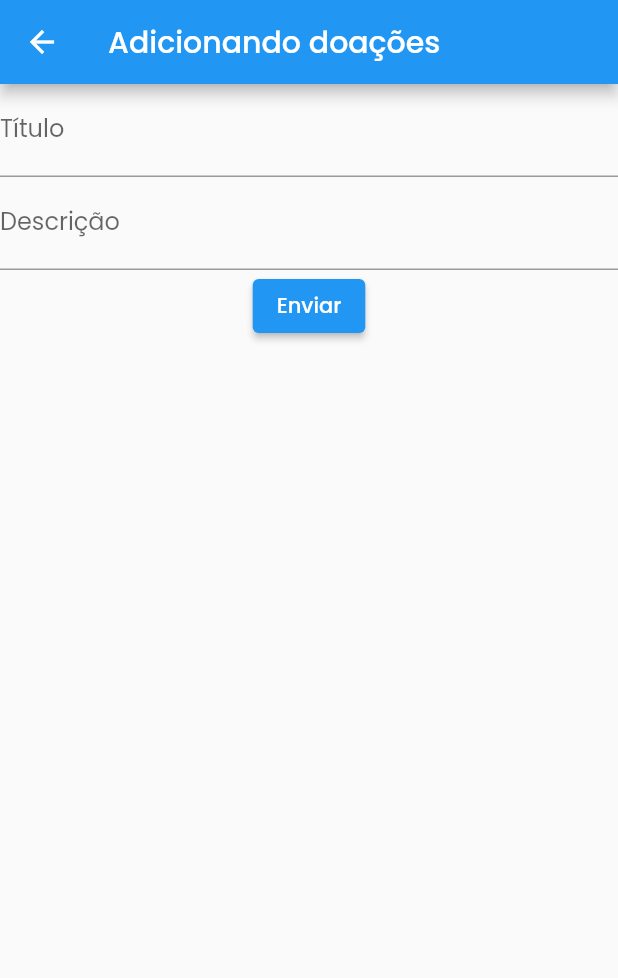
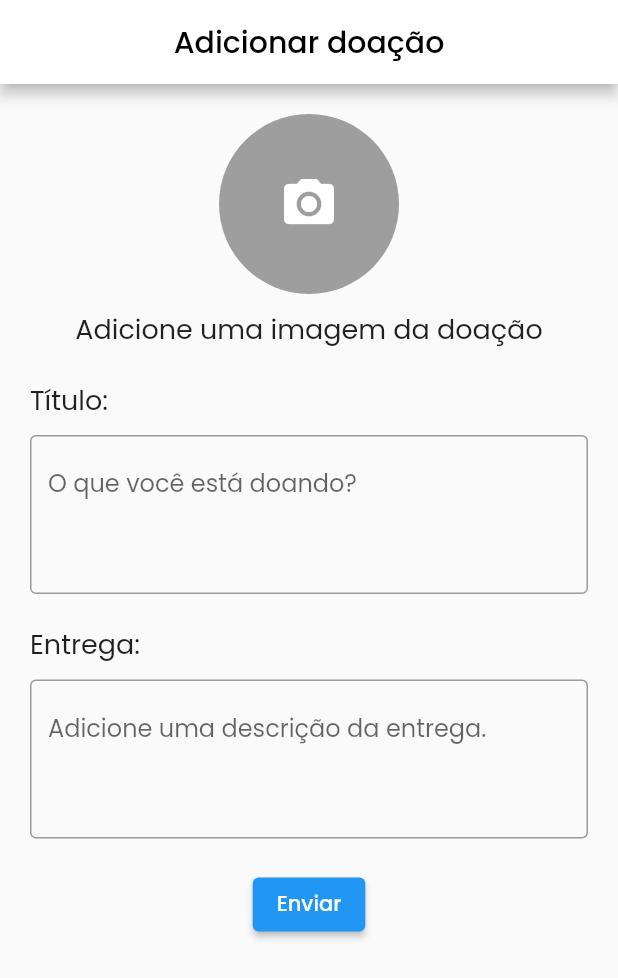
Before and after one commit to teuz044/embarque_solidario, a Flutter app: the AddDoacoes screen opened directly, on a phone screen of 412 x 824 dp. Shown: the top 978 px of the screen. Run offline on Flutter 3.47's test engine with Material 2 defaults, Android fonts, the phone set to English and light mode, and no system bars; our stand-ins replace carousel_slider, firebase_auth, firebase_core, google_fonts; missing offline and left inert: dart:html; accounts and stored records are empty.

Commit message:
adicionado mais algumas paginas

```diff
--- a/lib/main.dart
+++ b/lib/main.dart
@@ -1,4 +1,4 @@
-
+import 'package:embarque_solidario/model/doacoes.dart';
 import 'package:embarque_solidario/views/home_screen.dart';
 import 'package:embarque_solidario/views/login_screen.dart';
 import 'package:firebase_core/firebase_core.dart';
--- a/lib/views/add_doacoes.dart
+++ b/lib/views/add_doacoes.dart
@@ -1,3 +1,5 @@
+import 'dart:html';
+
 import 'package:embarque_solidario/model/doacoes.dart';
 import 'package:embarque_solidario/views/doacoes_disponiveis.dart';
 import 'package:flutter/material.dart';
@@ -17,18 +19,86 @@ class _AddDoacoesState extends State<AddDoacoes> {
   Widget build(BuildContext context) {
     return Scaffold(
       appBar: AppBar(
-        title: Text("Adicionando doações"),
+        centerTitle: true,
+        backgroundColor: Colors.white,
+        title: Text(
+          'Adicionar doação',
+          style: TextStyle(color: Colors.black),
+        ),
       ),
       body: Column(
         children: [
-          TextField(
-            controller: controllerTitle,
-            decoration: InputDecoration(labelText: 'Título'),
+          SizedBox(height: 20),
+          Container(
+            width: 120,
+            height: 120,
+            decoration: BoxDecoration(
+              color: Colors.grey,
+              shape: BoxShape.circle,
+            ),
+            child: IconButton(
+              onPressed: () {
+                // Lógica para alterar a imagem
+              },
+              icon: Icon(
+                Icons.camera_alt,
+                size: 40,
+              ),
+              color: Colors.white,
+            ),
           ),
-          TextField(
-            controller: controllerDescription,
-            decoration: InputDecoration(labelText: 'Descrição'),
+          SizedBox(height: 10),
+          Text(
+            'Adicione uma imagem da doação',
+            style: TextStyle(fontSize: 18),
           ),
+          SizedBox(height: 20),
+          Align(
+            alignment: Alignment.centerLeft,
+            child: Padding(
+              padding: EdgeInsets.symmetric(horizontal: 20),
+              child: Text(
+                'Título:',
+                style: TextStyle(fontSize: 18),
+              ),
+            ),
+          ),
+          SizedBox(height: 10),
+          Padding(
+            padding: EdgeInsets.symmetric(horizontal: 20),
+            child: TextFormField(
+              controller: controllerTitle,
+              decoration: InputDecoration(
+                border: OutlineInputBorder(),
+                hintText: 'O que você está doando?',
+              ),
+              maxLines: 3,
+            ),
+          ),
+          SizedBox(height: 20),
+          Align(
+            alignment: Alignment.centerLeft,
+            child: Padding(
+              padding: EdgeInsets.symmetric(horizontal: 20),
+              child: Text(
+                'Entrega:',
+                style: TextStyle(fontSize: 18),
+              ),
+            ),
+          ),
+          SizedBox(height: 10),
+          Padding(
+            padding: EdgeInsets.symmetric(horizontal: 20),
+            child: TextFormField(
+              controller: controllerDescription,
+              decoration: InputDecoration(
+                border: OutlineInputBorder(),
+                hintText: 'Adicione uma descrição da entrega.',
+              ),
+              maxLines: 3,
+            ),
+          ),
+          SizedBox(height: 20),
           ElevatedButton(
             onPressed: () {
               String title = controllerTitle.text;
--- a/lib/views/doacoes_disponiveis.dart
+++ b/lib/views/doacoes_disponiveis.dart
@@ -13,8 +13,9 @@ class DoacoesDisponiveis extends StatelessWidget {
       //backgroundColor: Colors.white70,
       appBar: AppBar(
         backgroundColor: Colors.white,
+        centerTitle: true,
         title: Text(
-          'Doações disponíveis',
+          'Doações',
           style: TextStyle(color: Colors.black),
         ),
       ),
--- a/lib/views/home_screen.dart
+++ b/lib/views/home_screen.dart
@@ -1,4 +1,5 @@
 import 'package:carousel_slider/carousel_slider.dart';
+import 'package:embarque_solidario/views/add_doacoes.dart';
 import 'package:flutter/material.dart';
 import 'package:firebase_auth/firebase_auth.dart';
 
@@ -46,6 +47,25 @@ class HomeScreen extends StatelessWidget {
                   fontSize: 24,
                 ),
               ),
+            ),
+            DrawerItem(
+              icon: Icons.add,
+              title: 'Adicionar doações',
+              onTap: () {
+                Navigator.push(
+                  context,
+                  MaterialPageRoute(
+                    builder: (context) => AddDoacoes(),
+                  ),
+                );
+              },
+            ),
+            DrawerItem(
+              icon: Icons.list,
+              title: 'Doações',
+              onTap: () {
+                // Implemente a ação quando o item for selecionado
+              },
             ),
             DrawerItem(
               icon: Icons.account_circle,
```
